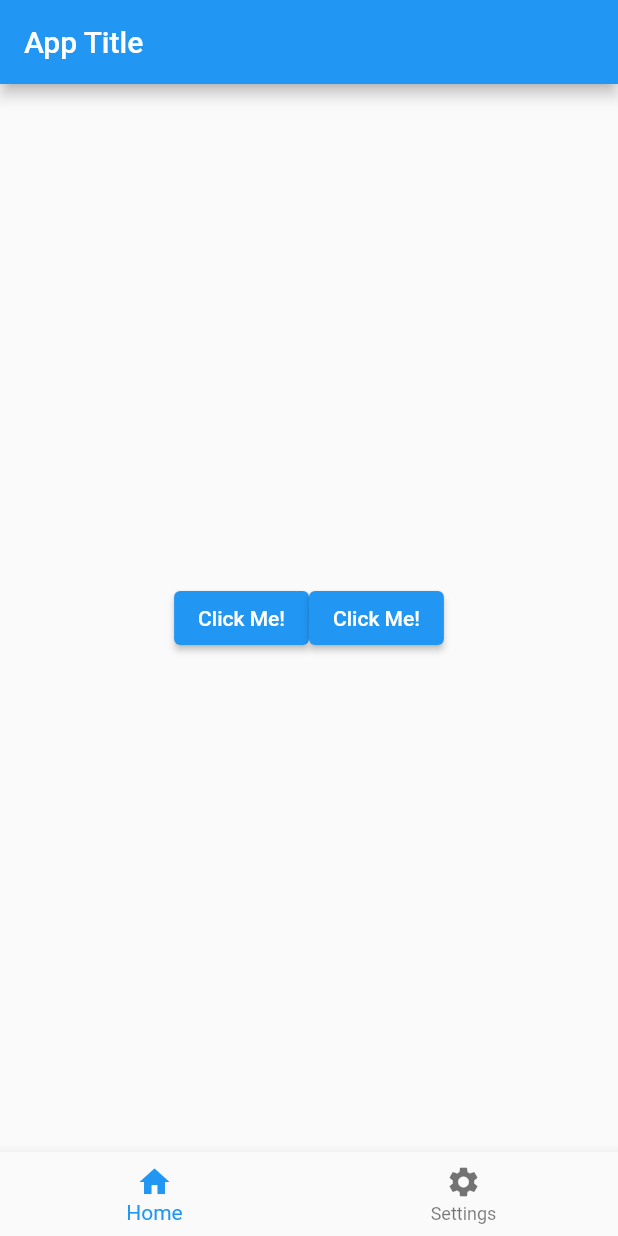
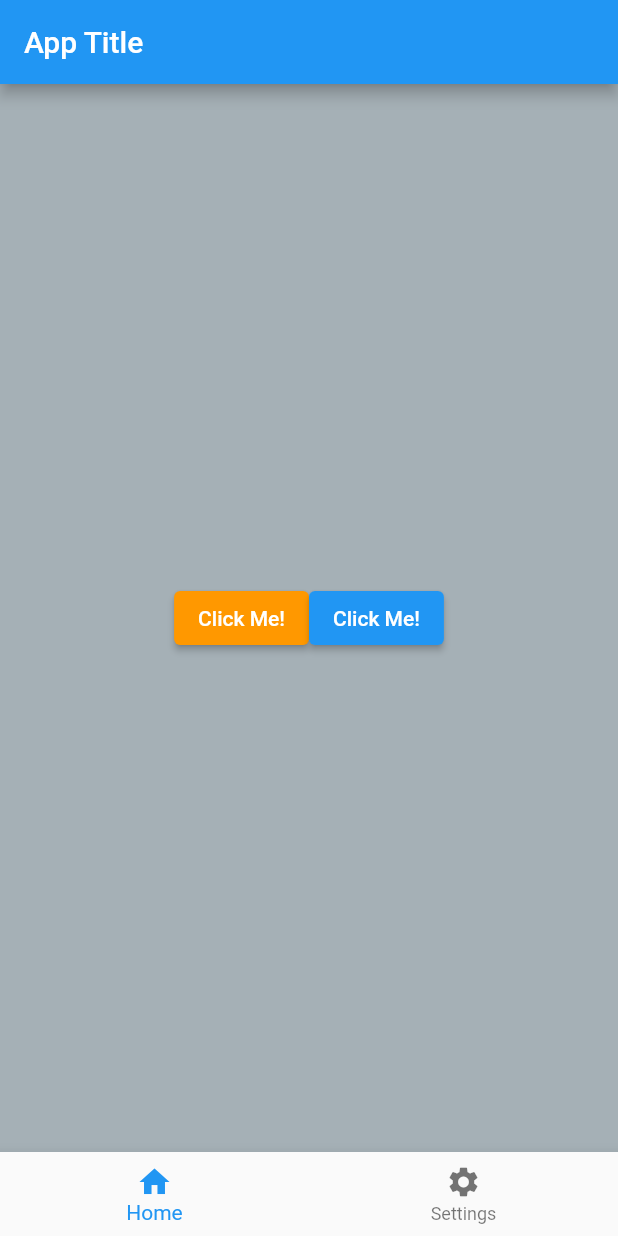
Before and after one commit to Ujj1225/Flutter_Basics, a Flutter app: the screen it shows after launch, on a phone screen of 412 x 824 dp. Run offline on Flutter 3.47's test engine with Material 2 defaults, Android fonts, the phone set to English and light mode, and no system bars.

Commit message:
Using container to add background color

```diff
--- a/lib/main.dart
+++ b/lib/main.dart
@@ -12,6 +12,10 @@
 // There we used onTap function to actually change the button.
 // The onTap function returns the index of the item clicked
 // Child only takes one thing so cant add more sorry!
+// Main and cross axis for row and coloumns are different so pay attention
+// For Styling you need to remember that style: Widget_name.stylefrom()
+// Primary is the color of the button and onPrimary is the color of text inside the button
+// Primary and onPrimary and deprecated and now backgroundColor and foregroundColor are used in place of 'em
 
 import 'package:flutter/material.dart';
 
@@ -38,14 +42,19 @@ class _MyAppState extends State<MyApp> {
           title: const Text('App Title'),
         ),
         body: Center(
-          child: SizedBox(
+          child: Container(
             width: double.infinity,
             height: double.infinity,
+            color: const Color.fromARGB(255, 165, 176, 182),
             child: Row(
               mainAxisAlignment: MainAxisAlignment.center,
               crossAxisAlignment: CrossAxisAlignment.center,
               children: [
                 ElevatedButton(
+                  style: ElevatedButton.styleFrom(
+                    backgroundColor: Colors.orange,
+                    foregroundColor: Colors.white,
+                  ),
                   onPressed: () {
                     setState(
                       () {
```
